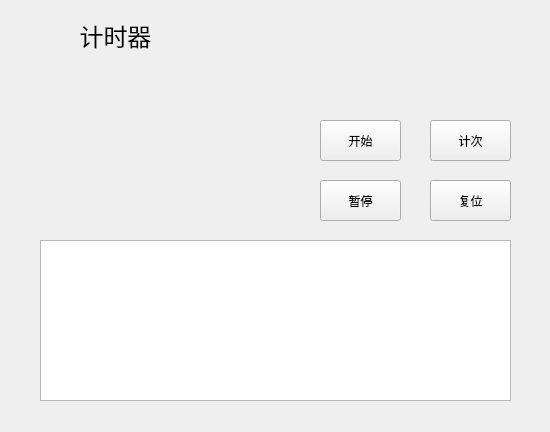
This is realProgect/sec_clock.ui in Arthur381/QTproject as Qt 5 draws it before an edit. The edited form follows.
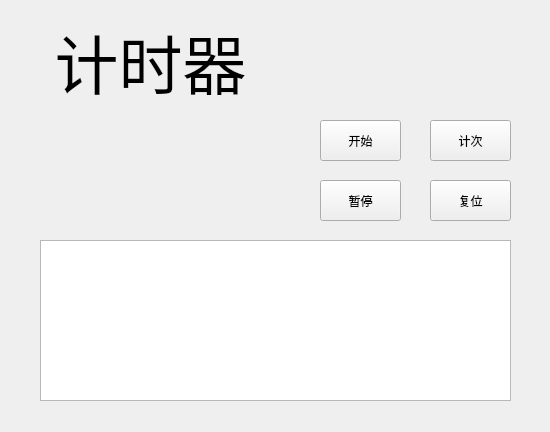
This is the edited form.

What changed in the file:
```diff
--- a/realProgect/sec_clock.ui
+++ b/realProgect/sec_clock.ui
@@ -132,17 +132,23 @@
   <widget class="QLabel" name="label">
    <property name="geometry">
     <rect>
-     <x>60</x>
+     <x>20</x>
      <y>20</y>
-     <width>111</width>
-     <height>31</height>
+     <width>261</width>
+     <height>81</height>
     </rect>
    </property>
    <property name="font">
     <font>
-     <pointsize>18</pointsize>
+     <family>华文彩云</family>
+     <pointsize>48</pointsize>
+     <italic>false</italic>
+     <bold>false</bold>
     </font>
    </property>
+   <property name="styleSheet">
+    <string notr="true">font: 48pt &quot;华文彩云&quot;;</string>
+   </property>
    <property name="text">
     <string>计时器</string>
    </property>
```
Left out of the diff: 16 changed lines with no effect on the pictures.
